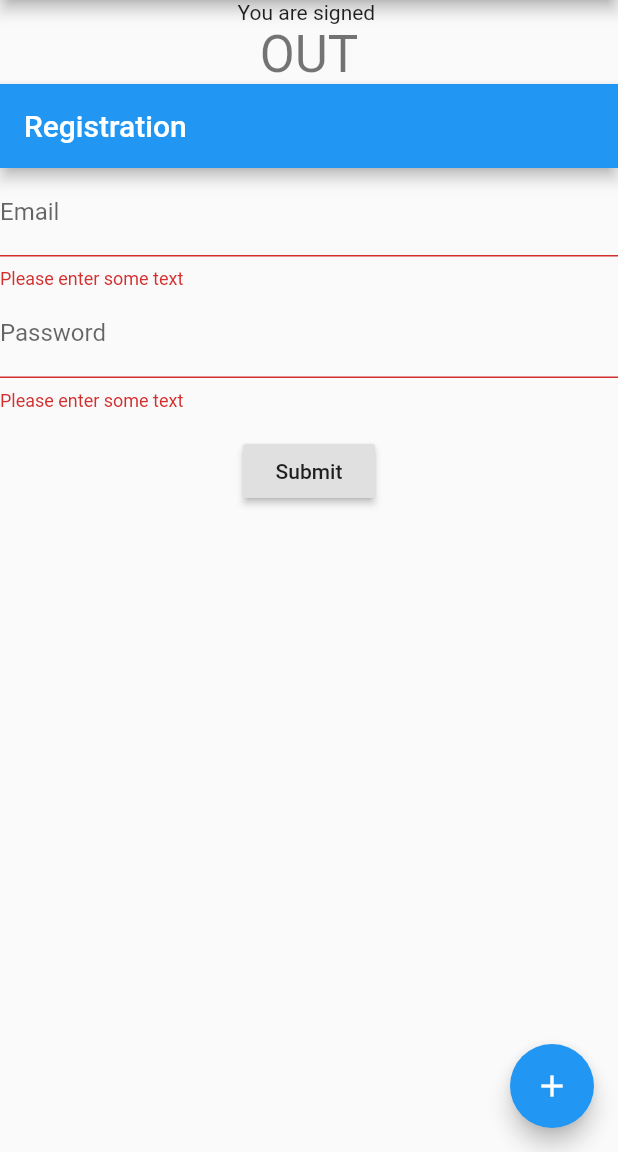
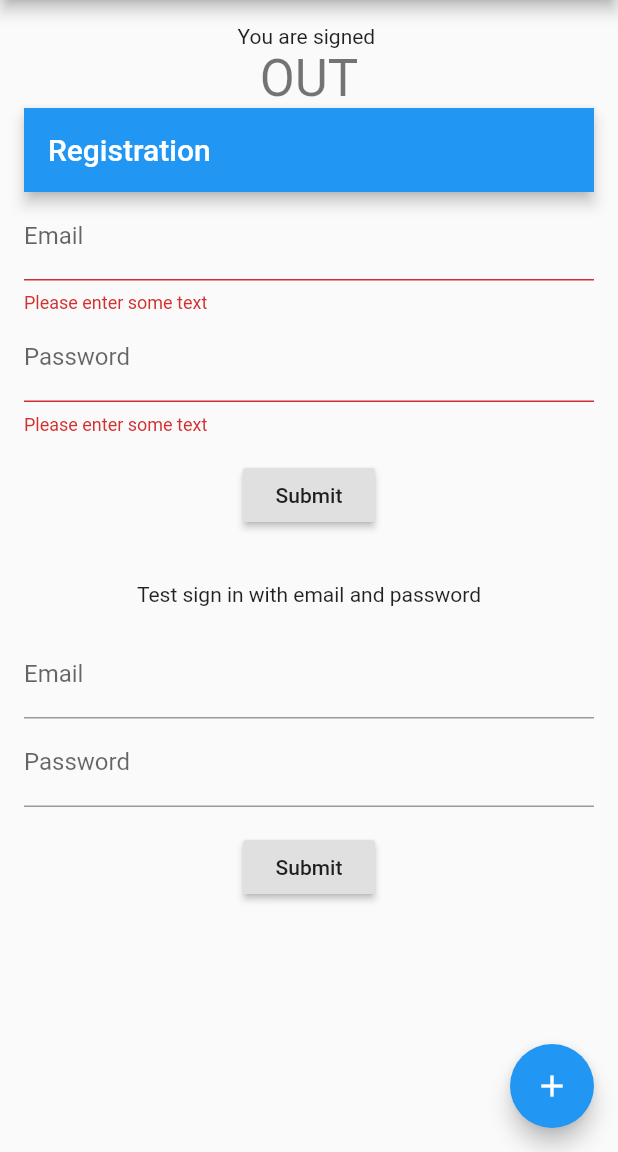
Before and after one commit to goran-brkic/JamesBondi, a Flutter app: the screen it shows after launch, after a tap on "Submit", after a tap on the "add" icon, on a phone screen of 412 x 824 dp, the part 84-1236 px from its top. Run offline on Flutter 3.47's test engine with Material 2 defaults, Android fonts, the phone set to English and light mode, and no system bars; our stand-ins replace firebase_auth, firebase_core; accounts and stored records are empty.

Commit message:
Devdoc test

```diff
--- a/lib/main.dart
+++ b/lib/main.dart
@@ -1,11 +1,15 @@
 import 'package:firebase_auth/firebase_auth.dart';
 import 'package:flutter/material.dart';
 import 'package:firebase_core/firebase_core.dart';
+import 'signup.dart';
+import 'signin.dart';
 
-final FirebaseAuth _auth = FirebaseAuth.instance;
 void main() {
   runApp(App());
 }
+
+//Test branch
+//Dodik commit :(
 
 class App extends StatefulWidget {
   _AppState createState() => _AppState();
@@ -78,17 +82,15 @@ class MyHomePage extends StatefulWidget {
 }
 
 class _MyHomePageState extends State<MyHomePage> {
-  bool _signed = false;
-
   void signOutButton() async {
-    final User user = _auth.currentUser;
+    final User user = auth.currentUser;
     if (user == null) {
-      _signed = false;
+      signed = false;
       return;
     }
-    await _auth.signOut();
+    await auth.signOut();
     final String uid = user.uid;
-    _signed = false;
+    signed = false;
     Scaffold.of(context).showSnackBar(SnackBar(
       content: Text(uid + ' has successfully signed out.'),
     ));
@@ -101,22 +103,30 @@ class _MyHomePageState extends State<MyHomePage> {
         title: Text(widget.title),
       ),
       body: Builder(builder: (BuildContext context) {
-        return Container(
-          child: Column(
+        return ListView(
+          scrollDirection: Axis.vertical,
+          padding: const EdgeInsets.all(16),
+          children: <Widget>[
+            Column(
               children: <Widget>[
                 Text(
                   'You are signed ',
                 ),
                 Text(
-                _signed ? "IN" : "OUT",
+                  signed ? "IN" : "OUT",
                   style: Theme.of(context).textTheme.headline4,
                 ),
                 Container(
                   height: 300,
-                child: _RegisterEmailSection(),
+                  child: RegisterEmailSection(),
+                ),
+                Container(
+                  height: 300,
+                  child: EmailPasswordForm(),
                 ),
               ],
             ),
+          ],
         );
       }),
       floatingActionButton: FloatingActionButton(
@@ -127,99 +137,3 @@ class _MyHomePageState extends State<MyHomePage> {
     );
   }
 }
-
-class _RegisterEmailSection extends StatefulWidget {
-  final String title = 'Registration';
-  @override
-  State<StatefulWidget> createState() => _RegisterEmailSectionState();
-}
-
-class _RegisterEmailSectionState extends State<_RegisterEmailSection> {
-  final GlobalKey<FormState> _formKey = GlobalKey<FormState>();
-  final TextEditingController _emailController = TextEditingController();
-  final TextEditingController _passwordController = TextEditingController();
-  bool _success;
-  String _userEmail;
-  void _register() async {
-    final User user = (await _auth.createUserWithEmailAndPassword(
-      email: _emailController.text,
-      password: _passwordController.text,
-    ))
-        .user;
-    if (user != null) {
-      setState(() {
-        _success = true;
-        _userEmail = user.email;
-        user.sendEmailVerification();
-      });
-    } else {
-      setState(() {
-        _success = true;
-      });
-    }
-  }
-
-  @override
-  void dispose() {
-    _emailController.dispose();
-    _passwordController.dispose();
-    super.dispose();
-  }
-
-  @override
-  Widget build(BuildContext context) {
-    return Scaffold(
-      appBar: AppBar(
-        title: Text(widget.title),
-      ),
-      body: Form(
-        key: _formKey,
-        child: Column(
-          crossAxisAlignment: CrossAxisAlignment.start,
-          children: <Widget>[
-            TextFormField(
-              controller: _emailController,
-              decoration: const InputDecoration(labelText: 'Email'),
-              validator: (String value) {
-                if (value.isEmpty) {
-                  return 'Please enter some text';
-                }
-                return null;
-              },
-            ),
-            TextFormField(
-              controller: _passwordController,
-              decoration: const InputDecoration(labelText: 'Password'),
-              validator: (String value) {
-                if (value.isEmpty) {
-                  return 'Please enter some text';
-                }
-                return null;
-              },
-            ),
-            Container(
-              padding: const EdgeInsets.symmetric(vertical: 16.0),
-              alignment: Alignment.center,
-              child: RaisedButton(
-                onPressed: () async {
-                  if (_formKey.currentState.validate()) {
-                    _register();
-                  }
-                },
-                child: const Text('Submit'),
-              ),
-            ),
-            Container(
-              alignment: Alignment.center,
-              child: Text(_success == null
-                  ? ''
-                  : (_success
-                      ? 'Successfully registered ' + _userEmail
-                      : 'Registration failed')),
-            )
-          ],
-        ),
-      ),
-    );
-  }
-}
--- /dev/null
+++ b/lib/signin.dart
@@ -0,0 +1,103 @@
+import 'package:firebase_auth/firebase_auth.dart';
+import 'package:flutter/material.dart';
+import 'signup.dart';
+
+class EmailPasswordForm extends StatefulWidget {
+  @override
+  State<StatefulWidget> createState() => EmailPasswordFormState();
+}
+
+class EmailPasswordFormState extends State<EmailPasswordForm> {
+  final GlobalKey<FormState> _formKey = GlobalKey<FormState>();
+  final TextEditingController _emailController = TextEditingController();
+  final TextEditingController _passwordController = TextEditingController();
+  bool _success;
+  String _userEmail;
+  @override
+  Widget build(BuildContext context) {
+    return Form(
+      key: _formKey,
+      child: Column(
+        crossAxisAlignment: CrossAxisAlignment.start,
+        children: <Widget>[
+          Container(
+            child: const Text('Test sign in with email and password'),
+            padding: const EdgeInsets.all(16),
+            alignment: Alignment.center,
+          ),
+          TextFormField(
+            controller: _emailController,
+            decoration: const InputDecoration(labelText: 'Email'),
+            validator: (String value) {
+              if (value.isEmpty) {
+                return 'Please enter some text';
+              }
+              return null;
+            },
+          ),
+          TextFormField(
+            controller: _passwordController,
+            decoration: const InputDecoration(labelText: 'Password'),
+            validator: (String value) {
+              if (value.isEmpty) {
+                return 'Please enter some text';
+              }
+              return null;
+            },
+          ),
+          Container(
+            padding: const EdgeInsets.symmetric(vertical: 16.0),
+            alignment: Alignment.center,
+            child: RaisedButton(
+              onPressed: () async {
+                if (_formKey.currentState.validate()) {
+                  _signInWithEmailAndPassword();
+                }
+              },
+              child: const Text('Submit'),
+            ),
+          ),
+          Container(
+            alignment: Alignment.center,
+            padding: const EdgeInsets.symmetric(horizontal: 16),
+            child: Text(
+              _success == null
+                  ? ''
+                  : (_success
+                      ? 'Successfully signed in ' + _userEmail
+                      : 'Sign in failed'),
+              style: TextStyle(color: Colors.red),
+            ),
+          )
+        ],
+      ),
+    );
+  }
+
+  void _signInWithEmailAndPassword() async {
+    final User user = (await auth.signInWithEmailAndPassword(
+      email: _emailController.text,
+      password: _passwordController.text,
+    ))
+        .user;
+
+    if (user != null) {
+      setState(() {
+        _success = true;
+        _userEmail = user.email;
+        signed = true;
+      });
+    } else {
+      setState(() {
+        _success = false;
+      });
+    }
+  }
+
+  @override
+  void dispose() {
+    _emailController.dispose();
+    _passwordController.dispose();
+    super.dispose();
+  }
+}
--- /dev/null
+++ b/lib/signup.dart
@@ -0,0 +1,102 @@
+import 'package:firebase_auth/firebase_auth.dart';
+import 'package:flutter/material.dart';
+
+final FirebaseAuth auth = FirebaseAuth.instance;
+bool signed = false;
+
+class RegisterEmailSection extends StatefulWidget {
+  final String title = 'Registration';
+  @override
+  State<StatefulWidget> createState() => RegisterEmailSectionState();
+}
+
+class RegisterEmailSectionState extends State<RegisterEmailSection> {
+  final GlobalKey<FormState> _formKey = GlobalKey<FormState>();
+  final TextEditingController _emailController = TextEditingController();
+  final TextEditingController _passwordController = TextEditingController();
+  bool _success;
+  String _userEmail;
+  void _register() async {
+    final User user = (await auth.createUserWithEmailAndPassword(
+      email: _emailController.text,
+      password: _passwordController.text,
+    ))
+        .user;
+    if (user != null) {
+      setState(() {
+        signed = true;
+        _success = true;
+        _userEmail = user.email;
+        user.sendEmailVerification();
+      });
+    } else {
+      setState(() {
+        _success = true;
+      });
+    }
+  }
+
+  @override
+  void dispose() {
+    _emailController.dispose();
+    _passwordController.dispose();
+    super.dispose();
+  }
+
+  @override
+  Widget build(BuildContext context) {
+    return Scaffold(
+      appBar: AppBar(
+        title: Text(widget.title),
+      ),
+      body: Form(
+        key: _formKey,
+        child: Column(
+          crossAxisAlignment: CrossAxisAlignment.start,
+          children: <Widget>[
+            TextFormField(
+              controller: _emailController,
+              decoration: const InputDecoration(labelText: 'Email'),
+              validator: (String value) {
+                if (value.isEmpty) {
+                  return 'Please enter some text';
+                }
+                return null;
+              },
+            ),
+            TextFormField(
+              controller: _passwordController,
+              decoration: const InputDecoration(labelText: 'Password'),
+              validator: (String value) {
+                if (value.isEmpty) {
+                  return 'Please enter some text';
+                }
+                return null;
+              },
+            ),
+            Container(
+              padding: const EdgeInsets.symmetric(vertical: 16.0),
+              alignment: Alignment.center,
+              child: RaisedButton(
+                onPressed: () async {
+                  if (_formKey.currentState.validate()) {
+                    _register();
+                  }
+                },
+                child: const Text('Submit'),
+              ),
+            ),
+            Container(
+              alignment: Alignment.center,
+              child: Text(_success == null
+                  ? ''
+                  : (_success
+                      ? 'Successfully registered ' + _userEmail
+                      : 'Registration failed')),
+            )
+          ],
+        ),
+      ),
+    );
+  }
+}
```
Lines whose indentation alone changed are shown as unchanged.
